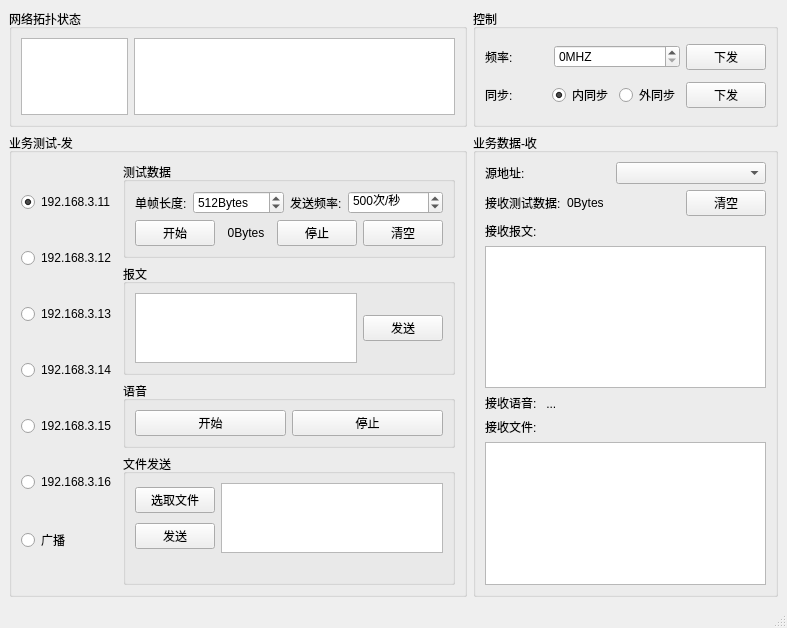
This is mainWin.ui in Doun2017/pyQTwithUDP as Qt 5 draws it before an edit. The edited form follows.
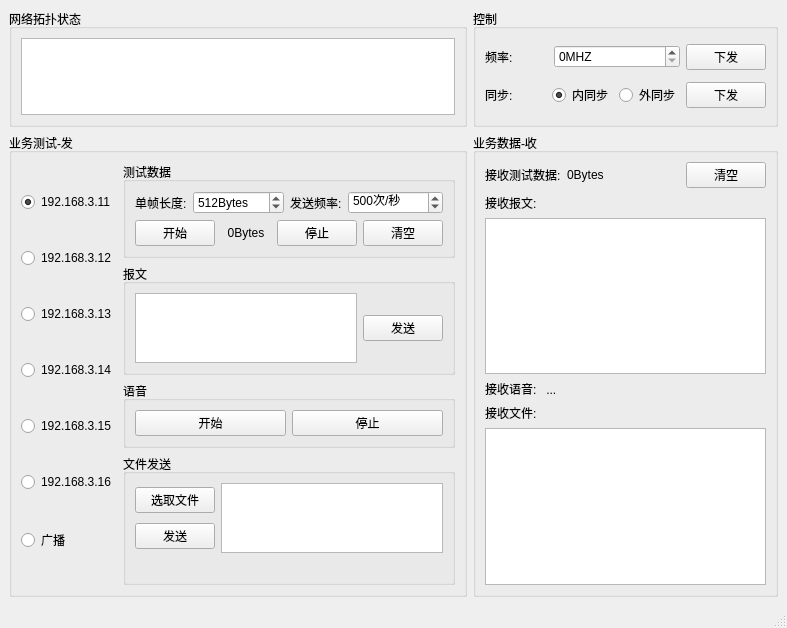
This is the edited form.

What changed in the file:
```diff
--- a/mainWin.ui
+++ b/mainWin.ui
@@ -382,13 +382,10 @@
       <property name="title">
        <string>网络拓扑状态</string>
       </property>
-      <layout class="QHBoxLayout" name="horizontalLayout_13" stretch="1,3">
+      <layout class="QHBoxLayout" name="horizontalLayout_13" stretch="1">
        <item>
         <widget class="QListView" name="netStatus_clistView"/>
        </item>
-       <item>
-        <widget class="QGraphicsView" name="netStatus_graphicsView"/>
-       </item>
       </layout>
      </widget>
     </item>
@@ -398,42 +395,6 @@
        <string>业务数据-收</string>
       </property>
       <layout class="QVBoxLayout" name="verticalLayout_4">
-       <item>
-        <layout class="QHBoxLayout" name="horizontalLayout_7" stretch="0,0">
-         <item alignment="Qt::AlignLeft">
-          <widget class="QLabel" name="label_10">
-           <property name="sizePolicy">
-            <sizepolicy hsizetype="Fixed" vsizetype="Preferred">
-             <horstretch>0</horstretch>
-             <verstretch>0</verstretch>
-            </sizepolicy>
-           </property>
-           <property name="text">
-            <string>源地址:</string>
-           </property>
-          </widget>
-         </item>
-         <item>
-          <widget class="QComboBox" name="sourceIP_comboBox">
-           <property name="minimumSize">
-            <size>
-             <width>150</width>
-             <height>0</height>
-            </size>
-           </property>
-           <property name="editable">
-            <bool>false</bool>
-           </property>
-           <property name="currentText">
-            <string/>
-           </property>
-           <property name="modelColumn">
-            <number>0</number>
-           </property>
-          </widget>
-         </item>
-        </layout>
-       </item>
        <item>
         <layout class="QHBoxLayout" name="horizontalLayout_15">
          <item>
```
Left out of the diff: 2 changed lines with no effect on the pictures.
